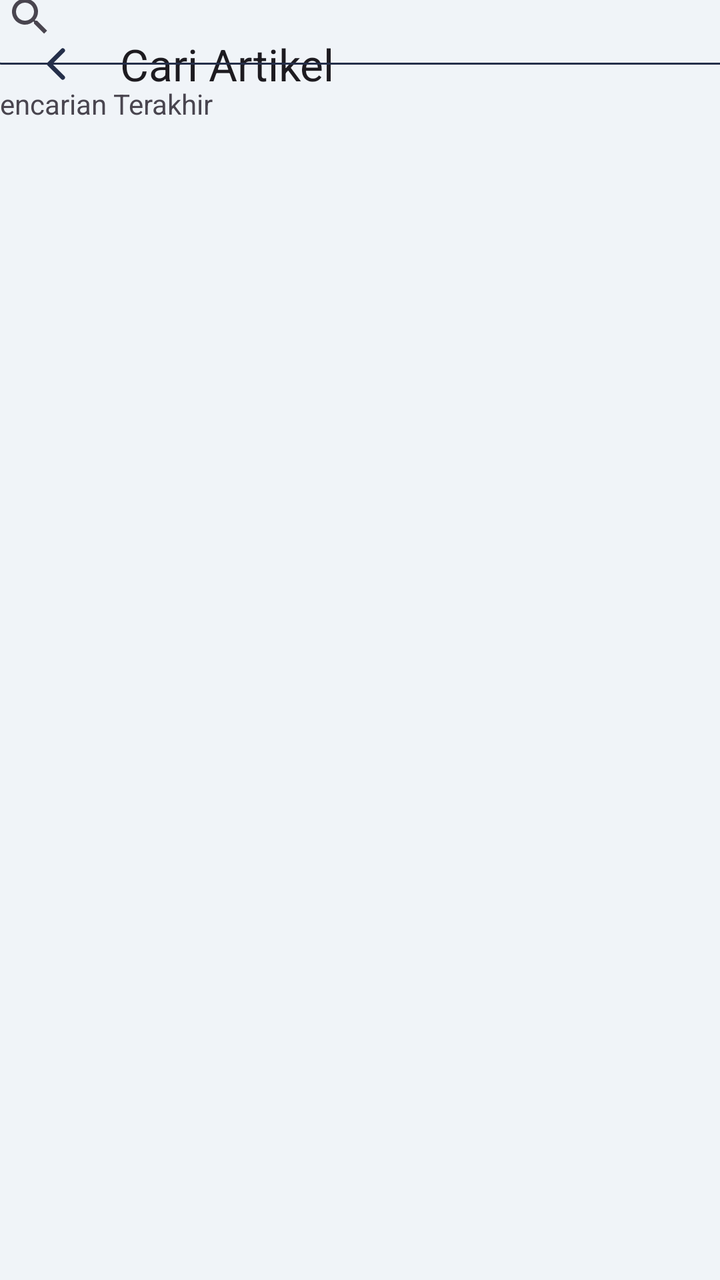
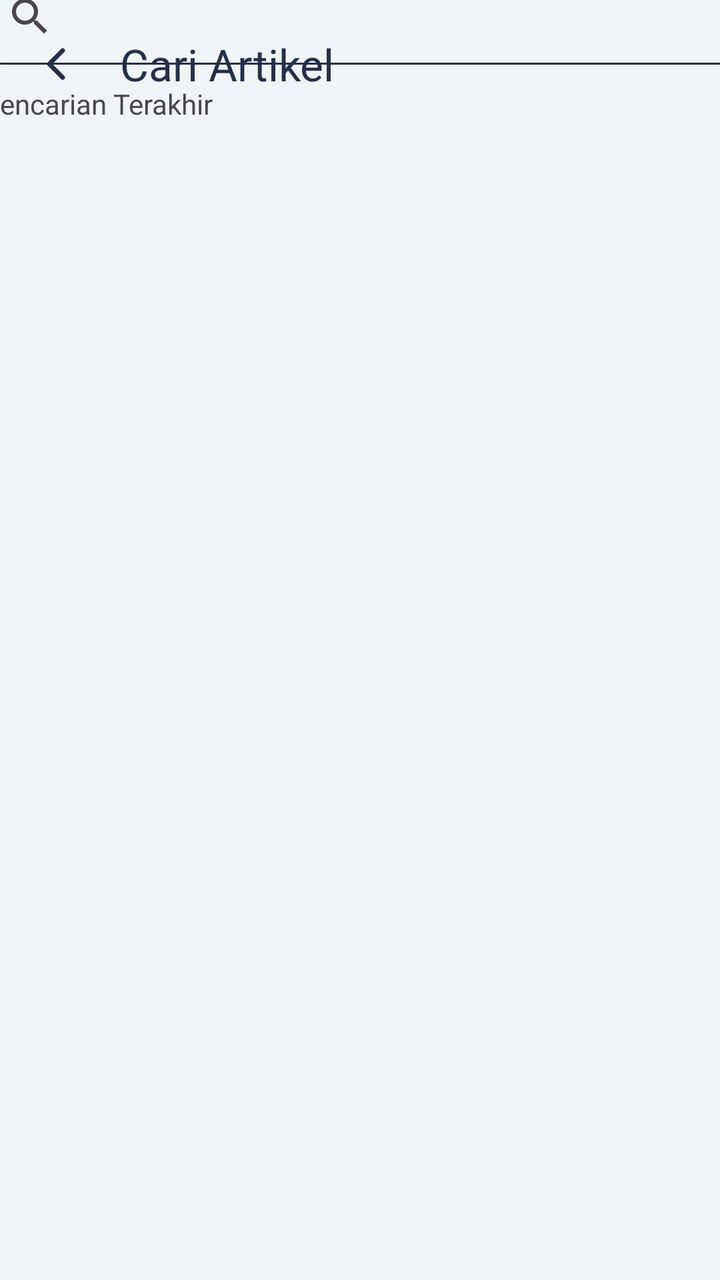

Before-and-after screenshots of an Android layout around one commit, followed by the original layout XML and the change that was made.
<!-- AndroidManifest.xml: application theme Theme.PatientMobileApp -->
<!-- res/layout/activity_buletin_search.xml -->
<?xml version="1.0" encoding="utf-8"?>
<androidx.constraintlayout.widget.ConstraintLayout xmlns:android="http://schemas.android.com/apk/res/android"
    xmlns:app="http://schemas.android.com/apk/res-auto"
    xmlns:tools="http://schemas.android.com/tools"
    android:id="@+id/main"
    android:background="@color/abu"
    android:layout_width="match_parent"
    android:layout_height="match_parent"
    tools:context=".BuletinSearch">

    <androidx.appcompat.widget.Toolbar
        android:id="@+id/toolbar"
        android:layout_width="match_parent"
        android:layout_height="wrap_content"
        android:background="@color/abu"
        android:minHeight="?attr/actionBarSize"
        android:theme="?attr/actionBarTheme"
        app:layout_constraintEnd_toEndOf="parent"
        app:layout_constraintStart_toStartOf="parent"
        app:layout_constraintTop_toTopOf="parent"
        app:navigationIcon="@drawable/ion_chevron_back"
        app:title="Cari Artikel" />

    <LinearLayout
        android:layout_width="409dp"
        android:layout_height="665dp"
        android:layout_marginStart="1dp"
        android:layout_marginEnd="1dp"
        android:layout_marginBottom="1dp"
        android:orientation="vertical"
        app:layout_constraintBottom_toBottomOf="parent"
        app:layout_constraintEnd_toEndOf="parent"
        app:layout_constraintStart_toStartOf="parent">

        <SearchView
            android:layout_width="match_parent"
            android:layout_height="wrap_content"
            android:layout_marginLeft="15dp"
            android:layout_marginTop="10dp"
            android:layout_marginRight="15dp"
            android:background="@drawable/search_bar" />

        <TextView
            android:id="@+id/textview"
            android:layout_width="match_parent"
            android:layout_height="wrap_content"
            android:layout_marginLeft="15dp"
            android:layout_marginTop="10dp"
            android:layout_marginRight="15dp"
            android:text="Pencarian Terakhir" />
    </LinearLayout>
</androidx.constraintlayout.widget.ConstraintLayout>
<!-- resources referenced by this layout -->
<resources>
  <color name="abu">#F0F4F8</color>
  <!-- drawable ion_chevron_back (drawable) -->
  <vector xmlns:android="http://schemas.android.com/apk/res/android"
      android:width="24dp"
      android:height="24dp"
      android:viewportWidth="24"
      android:viewportHeight="24">
    <path
        android:pathData="M15.375,5.25L8.625,12L15.375,18.75"
        android:strokeLineJoin="round"
        android:strokeWidth="2.25"
        android:fillColor="#00000000"
        android:strokeColor="#252F4A"
        android:strokeLineCap="round"/>
  </vector>
  <!-- drawable search_bar (drawable) -->
  <?xml version="1.0" encoding="utf-8"?>
  <shape xmlns:android="http://schemas.android.com/apk/res/android">
      <stroke android:color="@color/biruTua" android:width="1dp"/>
      <corners android:radius="10dp"/>
  </shape>
  <style name="Theme.PatientMobileApp" parent="Base.Theme.PatientMobileApp" />
  <color name="biruTua">#252F4A</color>
  <style name="Base.Theme.PatientMobileApp" parent="Theme.Material3.DayNight.NoActionBar">
          
          <item name="colorPrimary">@color/biruTua</item>
      </style>
</resources>

<!-- the commit's change to res/layout/activity_buletin_search.xml (unified diff, before → after) -->
@@ -14,12 +14,12 @@
         android:layout_height="wrap_content"
         android:background="@color/abu"
         android:minHeight="?attr/actionBarSize"
-        android:theme="?attr/actionBarTheme"
         app:layout_constraintEnd_toEndOf="parent"
         app:layout_constraintStart_toStartOf="parent"
         app:layout_constraintTop_toTopOf="parent"
         app:navigationIcon="@drawable/ion_chevron_back"
-        app:title="Cari Artikel" />
+        app:title="Cari Artikel"
+        app:titleTextColor="@color/biruTua" />
 
     <LinearLayout
         android:layout_width="409dp"
<!-- resource entries referenced after the edit -->
@@ -26,6 +26,9 @@
   <style name="Base.Theme.PatientMobileApp" parent="Theme.Material3.DayNight.NoActionBar">
           
           <item name="colorPrimary">@color/biruTua</item>
+          <item name="actionBarTheme">@style/ThemeOverlay.Material3.ActionBar</item>
+          <item name="android:windowBackground">@color/abu</item>
+          <item name="android:forceDarkAllowed" tools:targetApi="q">false</item>
       </style>
 </resources>
 
